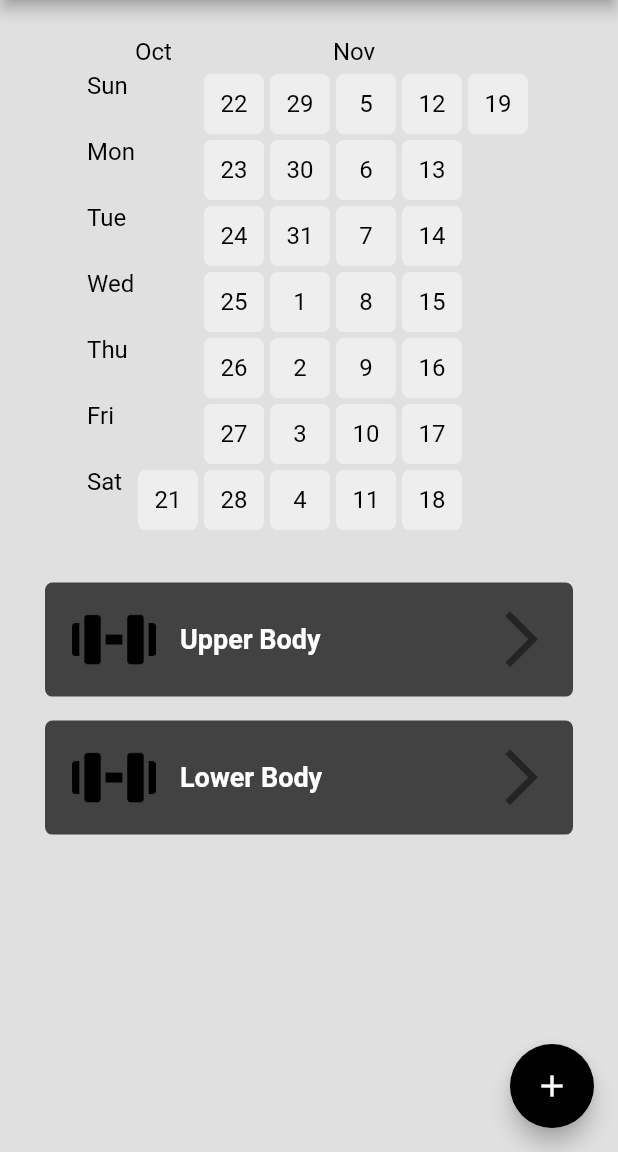
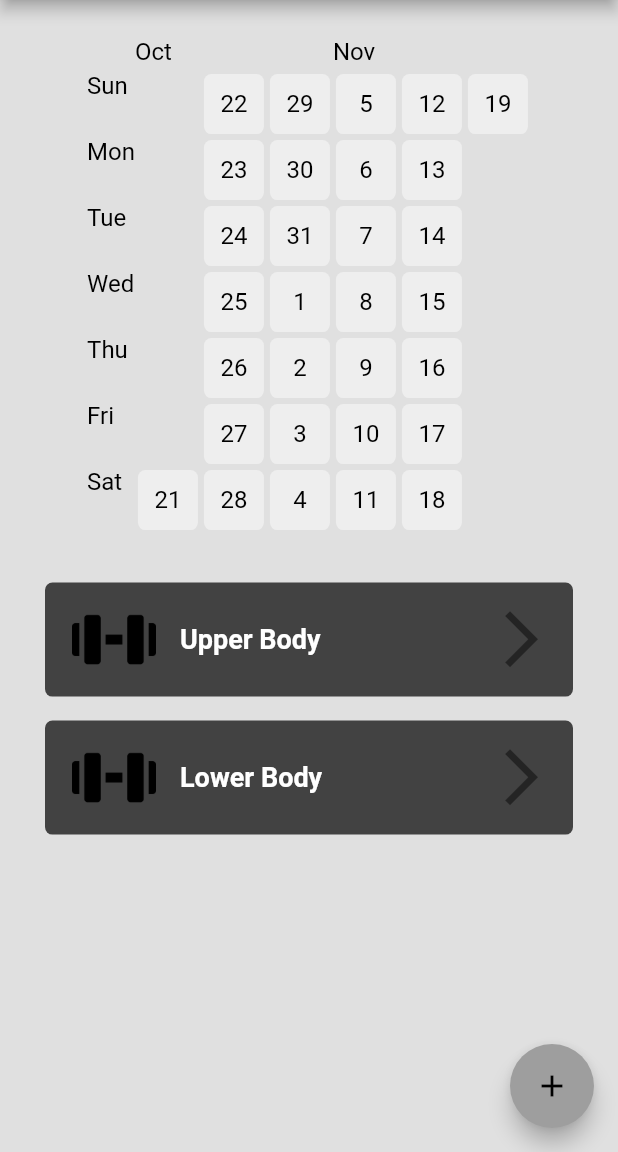
Before and after one commit to 3idjn7/FlutterProjects, a Flutter app: the screen it shows after launch, on a phone screen of 412 x 824 dp, the part 84-1236 px from its top. Run offline on Flutter 3.47's test engine with Material 2 defaults, Android fonts, the phone set to English and light mode, and no system bars; drawn by our look-alikes of flutter_heatmap_calendar; our stand-ins replace geocoding, geolocator, hive_flutter, logger, lottie; accounts and stored records are empty.

Commit message:
Added delete slide right to left to delete an excercise. WiP changing the visuals for the workout page.

```diff
--- a/workout tracker app/workout_tracker_app/lib/main.dart
+++ b/workout tracker app/workout_tracker_app/lib/main.dart
@@ -10,18 +10,22 @@ void main() async {
 
   //open a hive box
   await Hive.openBox("workout_database1");
-  runApp(const MyApp());
+  runApp(MyApp());
 }
 
 class MyApp extends StatelessWidget {
-  const MyApp({super.key});
+  MyApp({super.key});
 
   @override
   Widget build(BuildContext context) {
     return ChangeNotifierProvider(
       create: (context) => WorkoutData(),
-      child: const MaterialApp(
-        home: HomePage(),
+      child: MaterialApp(
+        theme: ThemeData(
+          brightness: Brightness.light,
+          primarySwatch: Colors.grey,
+        ),
+        home: const HomePage(),
       ),
     );
   }
--- a/workout tracker app/workout_tracker_app/lib/pages/home_page.dart
+++ b/workout tracker app/workout_tracker_app/lib/pages/home_page.dart
@@ -180,11 +180,12 @@ class _HomePageState extends State<HomePage> {
         backgroundColor: Colors.grey[300],
         appBar: AppBar(
             title: const Center(child: Text('Workout Tracker')),
+            foregroundColor: Colors.white,
             shadowColor: Colors.black,
             backgroundColor: Colors.grey[800]),
         floatingActionButton: FloatingActionButton(
             onPressed: createNewWorkout,
-            backgroundColor: Colors.black,
+            backgroundColor: Colors.grey[500],
             child: const Icon(Icons.add)),
         body: ListView(
           children: [_buildHeatMap(value), _buildWorkoutList(value)],
```
Also changed, not shown: workout tracker app/workout_tracker_app/lib/pages/workout_page.dart (+51 -1 lines).
